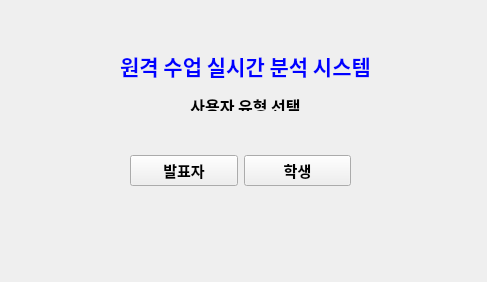
Before: the Qt Designer form CSS/CSS_Main.ui in theodore-choi/2021-1-ISECD-Team10, drawn with Qt 5.
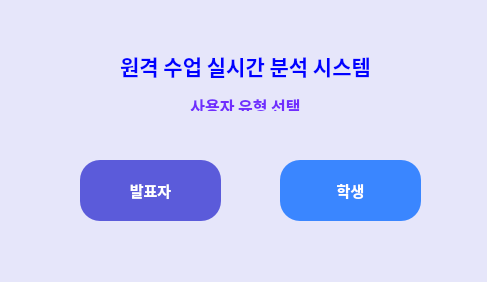
After: the same form once the commit is applied. Icons and pictures are not drawn.

```diff
--- a/CSS/CSS_Main.ui
+++ b/CSS/CSS_Main.ui
@@ -13,57 +13,16 @@
   <property name="windowTitle">
    <string>Catch Sleeping Student</string>
   </property>
+  <property name="windowIcon">
+   <iconset>
+    <normaloff>icon/online-course-icon-57.ico</normaloff>icon/online-course-icon-57.ico</iconset>
+  </property>
+  <property name="styleSheet">
+   <string notr="true">background-color:rgb(230, 230, 250);
+selection-background-color: rgb(243, 243, 243);
+color: rgba(85, 0, 255, 205);</string>
+  </property>
   <widget class="QWidget" name="centralwidget">
-   <widget class="QWidget" name="horizontalLayoutWidget">
-    <property name="geometry">
-     <rect>
-      <x>130</x>
-      <y>130</y>
-      <width>221</width>
-      <height>81</height>
-     </rect>
-    </property>
-    <property name="font">
-     <font>
-      <family>맑은 고딕</family>
-      <pointsize>11</pointsize>
-      <weight>75</weight>
-      <bold>true</bold>
-     </font>
-    </property>
-    <layout class="QHBoxLayout" name="SelectUserType">
-     <item>
-      <widget class="QPushButton" name="Presenter_button">
-       <property name="font">
-        <font>
-         <family>맑은 고딕</family>
-         <pointsize>11</pointsize>
-         <weight>75</weight>
-         <bold>true</bold>
-        </font>
-       </property>
-       <property name="text">
-        <string>발표자</string>
-       </property>
-      </widget>
-     </item>
-     <item>
-      <widget class="QPushButton" name="Student_button">
-       <property name="font">
-        <font>
-         <family>맑은 고딕</family>
-         <pointsize>11</pointsize>
-         <weight>75</weight>
-         <bold>true</bold>
-        </font>
-       </property>
-       <property name="text">
-        <string>학생</string>
-       </property>
-      </widget>
-     </item>
-    </layout>
-   </widget>
    <widget class="QLabel" name="label_CSS">
     <property name="geometry">
      <rect>
@@ -85,6 +44,62 @@
      <string>&lt;html&gt;&lt;head/&gt;&lt;body&gt;&lt;p align=&quot;center&quot;&gt;&lt;span style=&quot; font-size:16pt; color:#0000ff;&quot;&gt;원격 수업 실시간 분석 시스템&lt;/span&gt;&lt;/p&gt;&lt;p align=&quot;center&quot;&gt;사용자 유형 선택&lt;/p&gt;&lt;/body&gt;&lt;/html&gt;</string>
     </property>
    </widget>
+   <widget class="QPushButton" name="Student_button">
+    <property name="geometry">
+     <rect>
+      <x>280</x>
+      <y>160</y>
+      <width>141</width>
+      <height>61</height>
+     </rect>
+    </property>
+    <property name="font">
+     <font>
+      <family>맑은 고딕</family>
+      <pointsize>11</pointsize>
+      <weight>75</weight>
+      <bold>true</bold>
+     </font>
+    </property>
+    <property name="styleSheet">
+     <string notr="true">QPushButton{
+	color: white;
+	background-color: rgb(58, 134, 255);
+	border-radius: 20px;
+}</string>
+    </property>
+    <property name="text">
+     <string>학생</string>
+    </property>
+   </widget>
+   <widget class="QPushButton" name="Presenter_button">
+    <property name="geometry">
+     <rect>
+      <x>80</x>
+      <y>160</y>
+      <width>141</width>
+      <height>61</height>
+     </rect>
+    </property>
+    <property name="font">
+     <font>
+      <family>맑은 고딕</family>
+      <pointsize>11</pointsize>
+      <weight>75</weight>
+      <bold>true</bold>
+     </font>
+    </property>
+    <property name="styleSheet">
+     <string notr="true">QPushButton{
+	color: white;
+	background-color: rgb(91, 91, 218);
+	border-radius: 20px;
+}</string>
+    </property>
+    <property name="text">
+     <string>발표자</string>
+    </property>
+   </widget>
   </widget>
  </widget>
  <resources/>
```
Left out of the diff: 3 changed lines with no effect on the pictures.
